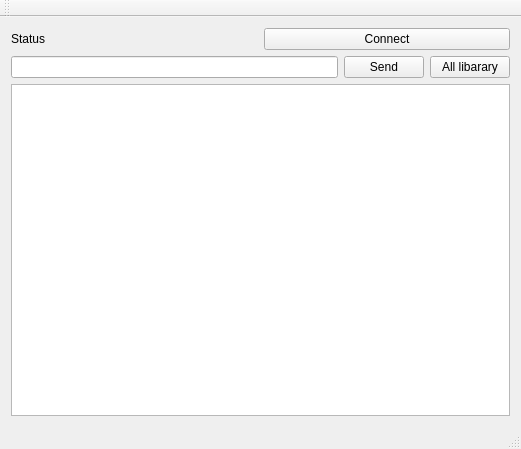
Qt form Misk/SQLSimple/mainwindow.ui (Anaga/TARvg17) before a commit.
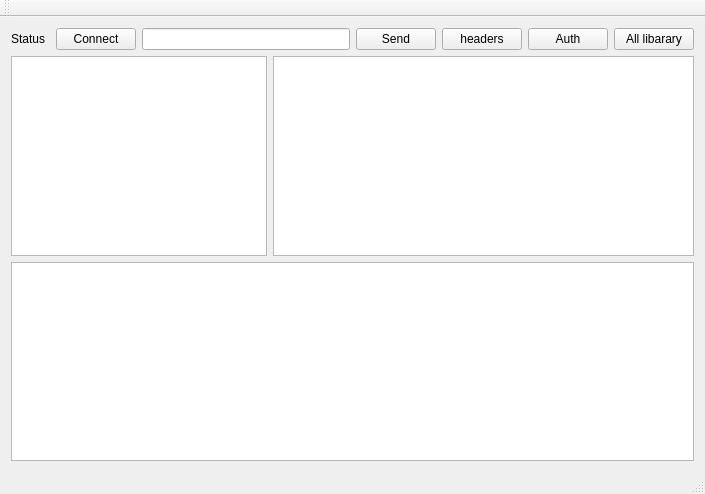
The same form after that commit.

Patch:
```diff
--- a/Misk/SQLSimple/mainwindow.ui
+++ b/Misk/SQLSimple/mainwindow.ui
@@ -6,34 +6,22 @@
    <rect>
     <x>0</x>
     <y>0</y>
-    <width>521</width>
-    <height>449</height>
+    <width>705</width>
+    <height>494</height>
    </rect>
   </property>
   <property name="windowTitle">
    <string>MainWindow</string>
   </property>
   <widget class="QWidget" name="centralWidget">
-   <layout class="QVBoxLayout" name="verticalLayout">
-    <item>
-     <layout class="QHBoxLayout" name="horizontalLayout">
-      <item>
-       <widget class="QLabel" name="label_status">
-        <property name="text">
-         <string>Status</string>
-        </property>
-       </widget>
-      </item>
-      <item>
-       <widget class="QPushButton" name="pushButton_Connect">
-        <property name="text">
-         <string>Connect</string>
-        </property>
-       </widget>
-      </item>
-     </layout>
+   <layout class="QGridLayout" name="gridLayout">
+    <item row="1" column="0" colspan="2">
+     <widget class="QTextBrowser" name="textBrowser"/>
     </item>
-    <item>
+    <item row="1" column="2">
+     <widget class="QListWidget" name="listWidget"/>
+    </item>
+    <item row="0" column="1" colspan="2">
      <layout class="QHBoxLayout" name="horizontalLayout_2">
       <item>
        <widget class="QLineEdit" name="lineEdit"/>
@@ -45,6 +33,20 @@
         </property>
        </widget>
       </item>
+      <item>
+       <widget class="QPushButton" name="pushButton_2">
+        <property name="text">
+         <string>headers</string>
+        </property>
+       </widget>
+      </item>
+      <item>
+       <widget class="QPushButton" name="pushButton_GetAuthor">
+        <property name="text">
+         <string>Auth</string>
+        </property>
+       </widget>
+      </item>
       <item>
        <widget class="QPushButton" name="pushButton">
         <property name="text">
@@ -54,8 +56,26 @@
       </item>
      </layout>
     </item>
-    <item>
-     <widget class="QTextBrowser" name="textBrowser"/>
+    <item row="0" column="0">
+     <layout class="QHBoxLayout" name="horizontalLayout">
+      <item>
+       <widget class="QLabel" name="label_status">
+        <property name="text">
+         <string>Status</string>
+        </property>
+       </widget>
+      </item>
+      <item>
+       <widget class="QPushButton" name="pushButton_Connect">
+        <property name="text">
+         <string>Connect</string>
+        </property>
+       </widget>
+      </item>
+     </layout>
+    </item>
+    <item row="2" column="0" colspan="3">
+     <widget class="QTableWidget" name="tableWidget"/>
     </item>
    </layout>
   </widget>
```
Left out of the diff: 4 changed lines with no effect on the pictures.
